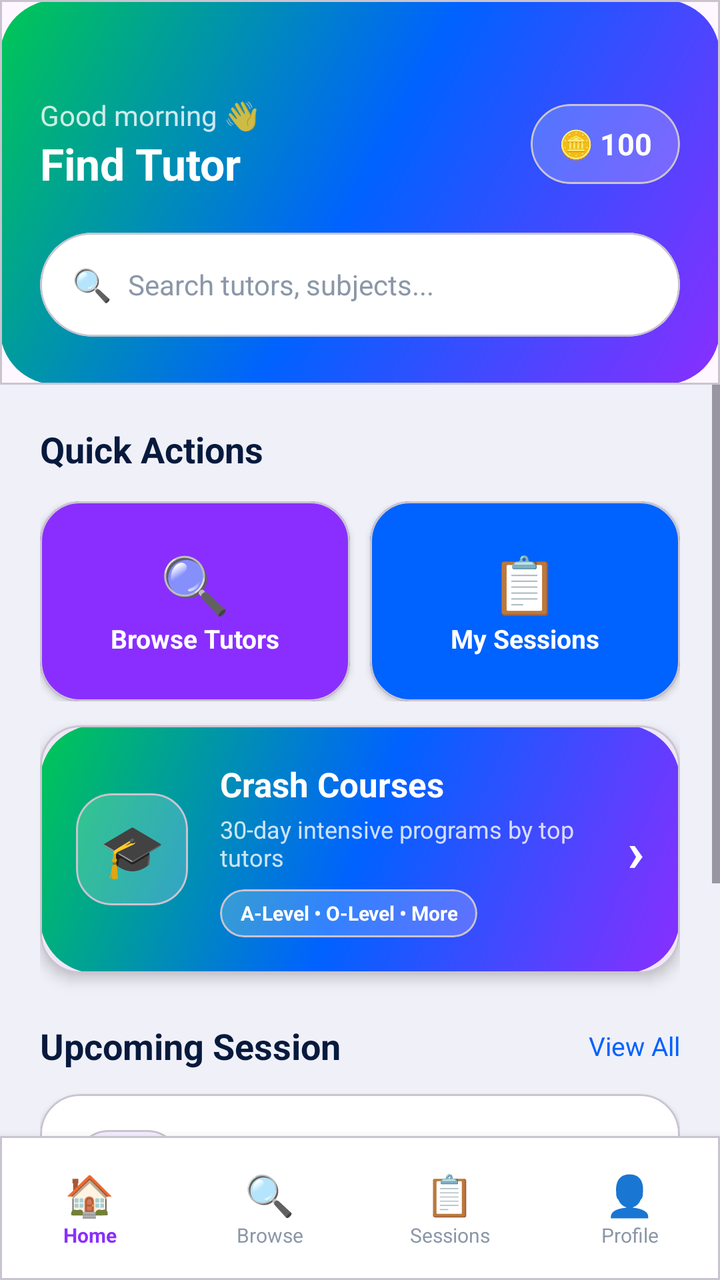
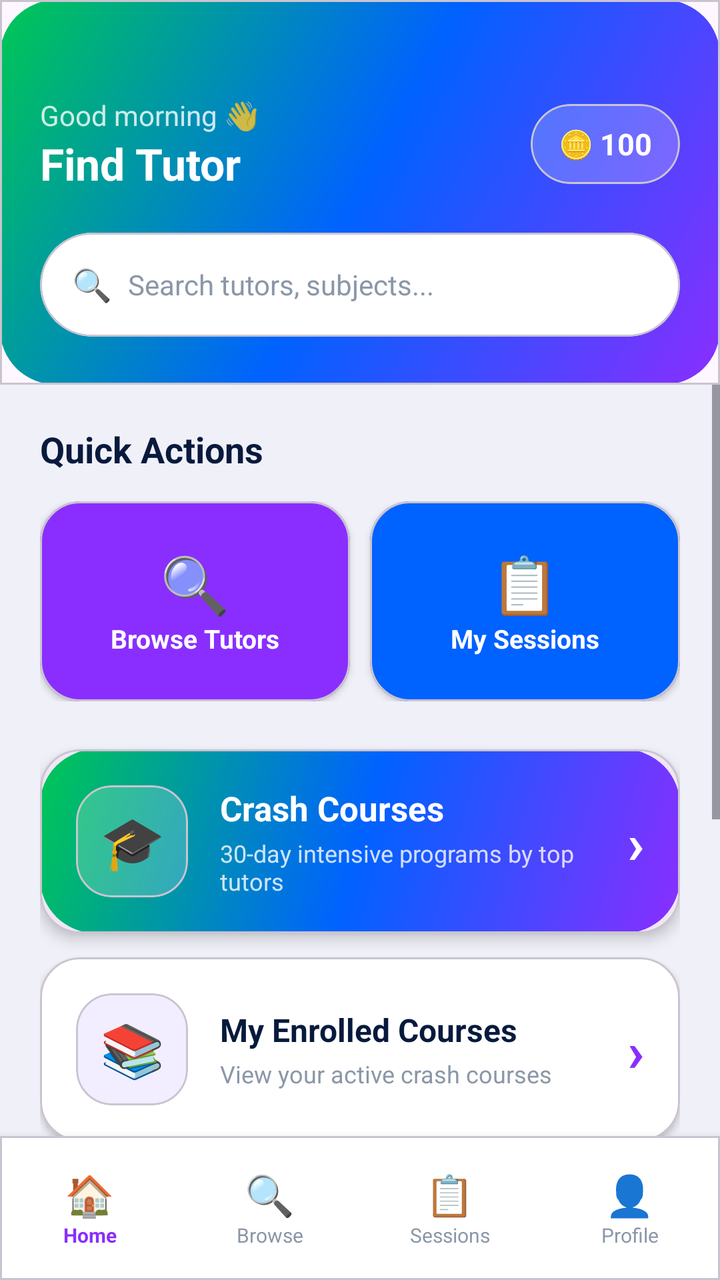

An Android layout rendered at two revisions. The XML below is the earlier revision; the diff shows what the commit changed to produce the second picture.
<!-- AndroidManifest.xml: application theme Theme.PeerTutoringApollo -->
<!-- res/layout/activity_home.xml -->
<?xml version="1.0" encoding="utf-8"?>
<LinearLayout xmlns:android="http://schemas.android.com/apk/res/android"
    xmlns:app="http://schemas.android.com/apk/res-auto"
    android:layout_width="match_parent"
    android:layout_height="match_parent"
    android:orientation="vertical"
    android:background="#F0F0F8">

    
    <com.google.android.material.card.MaterialCardView
        android:layout_width="match_parent" android:layout_height="wrap_content"
        app:cardCornerRadius="0dp" app:cardElevation="0dp">
        <LinearLayout android:layout_width="match_parent" android:layout_height="wrap_content"
            android:background="@drawable/bg_button_gradient" android:orientation="vertical"
            android:paddingTop="48dp" android:paddingBottom="24dp" android:paddingHorizontal="20dp">

            <LinearLayout android:layout_width="match_parent" android:layout_height="wrap_content"
                android:orientation="horizontal" android:gravity="center_vertical"
                android:layout_marginBottom="20dp">
                <LinearLayout android:layout_width="0dp" android:layout_height="wrap_content"
                    android:layout_weight="1" android:orientation="vertical">
                    <TextView android:id="@+id/tvGreeting"
                        android:layout_width="wrap_content" android:layout_height="wrap_content"
                        android:text="Good morning 👋" android:textColor="#CCFFFFFF" android:textSize="14sp"/>
                    <TextView android:id="@+id/tvUserName"
                        android:layout_width="wrap_content" android:layout_height="wrap_content"
                        android:text="Find Tutor" android:textColor="#FFFFFF"
                        android:textSize="22sp" android:textStyle="bold"/>
                </LinearLayout>
                
                <com.google.android.material.card.MaterialCardView
                    android:id="@+id/chipTokenBalance"
                    android:layout_width="wrap_content" android:layout_height="40dp"
                    app:cardCornerRadius="20dp" app:cardBackgroundColor="#33FFFFFF" app:cardElevation="0dp"
                    android:clickable="true" android:focusable="true">
                    <LinearLayout android:layout_width="wrap_content" android:layout_height="match_parent"
                        android:orientation="horizontal" android:gravity="center_vertical"
                        android:paddingHorizontal="14dp">
                        <TextView android:layout_width="wrap_content" android:layout_height="wrap_content"
                            android:text="🪙 " android:textSize="14sp"/>
                        <TextView android:id="@+id/tvTokenBalance"
                            android:layout_width="wrap_content" android:layout_height="wrap_content"
                            android:text="100" android:textColor="#FFFFFF"
                            android:textSize="15sp" android:textStyle="bold"/>
                    </LinearLayout>
                </com.google.android.material.card.MaterialCardView>
            </LinearLayout>

            
            <com.google.android.material.card.MaterialCardView
                android:layout_width="match_parent" android:layout_height="52dp"
                app:cardCornerRadius="26dp" app:cardBackgroundColor="#FFFFFF" app:cardElevation="0dp">
                <LinearLayout android:layout_width="match_parent" android:layout_height="match_parent"
                    android:orientation="horizontal" android:gravity="center_vertical"
                    android:paddingHorizontal="16dp">
                    <TextView android:layout_width="wrap_content" android:layout_height="wrap_content"
                        android:text="🔍  " android:textSize="16sp"/>
                    <TextView android:id="@+id/tvSearchHint"
                        android:layout_width="0dp" android:layout_height="wrap_content"
                        android:layout_weight="1" android:text="Search tutors, subjects..."
                        android:textColor="#8B97A8" android:textSize="14sp"
                        android:clickable="true" android:focusable="true"/>
                </LinearLayout>
            </com.google.android.material.card.MaterialCardView>
        </LinearLayout>
    </com.google.android.material.card.MaterialCardView>

    <ScrollView android:layout_width="match_parent" android:layout_height="0dp"
        android:layout_weight="1">
        <LinearLayout android:layout_width="match_parent" android:layout_height="wrap_content"
            android:orientation="vertical" android:padding="20dp">

            
            <TextView android:layout_width="wrap_content" android:layout_height="wrap_content"
                android:text="Quick Actions" android:textColor="#071A3D"
                android:textSize="18sp" android:textStyle="bold" android:layout_marginBottom="14dp"/>

            
            <LinearLayout android:layout_width="match_parent" android:layout_height="wrap_content"
                android:orientation="horizontal" android:layout_marginBottom="12dp">

                <com.google.android.material.card.MaterialCardView
                    android:id="@+id/cardBrowseTutors"
                    android:layout_width="0dp" android:layout_height="100dp" android:layout_weight="1"
                    android:layout_marginEnd="10dp" android:clickable="true" android:focusable="true"
                    app:cardCornerRadius="20dp" app:cardBackgroundColor="#8A2EFF" app:cardElevation="2dp">
                    <LinearLayout android:layout_width="match_parent" android:layout_height="match_parent"
                        android:orientation="vertical" android:gravity="center" android:padding="14dp">
                        <TextView android:layout_width="wrap_content" android:layout_height="wrap_content"
                            android:text="🔍" android:textSize="28sp"/>
                        <TextView android:layout_width="wrap_content" android:layout_height="wrap_content"
                            android:text="Browse Tutors" android:textColor="#FFFFFF"
                            android:textSize="13sp" android:textStyle="bold" android:gravity="center"/>
                    </LinearLayout>
                </com.google.android.material.card.MaterialCardView>

                <com.google.android.material.card.MaterialCardView
                    android:id="@+id/cardMyRequests"
                    android:layout_width="0dp" android:layout_height="100dp" android:layout_weight="1"
                    android:clickable="true" android:focusable="true"
                    app:cardCornerRadius="20dp" app:cardBackgroundColor="#0062FF" app:cardElevation="2dp">
                    <LinearLayout android:layout_width="match_parent" android:layout_height="match_parent"
                        android:orientation="vertical" android:gravity="center" android:padding="14dp">
                        <TextView android:layout_width="wrap_content" android:layout_height="wrap_content"
                            android:text="📋" android:textSize="28sp"/>
                        <TextView android:layout_width="wrap_content" android:layout_height="wrap_content"
                            android:text="My Sessions" android:textColor="#FFFFFF"
                            android:textSize="13sp" android:textStyle="bold" android:gravity="center"/>
                    </LinearLayout>
                </com.google.android.material.card.MaterialCardView>
            </LinearLayout>

            
            <com.google.android.material.card.MaterialCardView
                android:id="@+id/cardCrashCourses"
                android:layout_width="match_parent"
                android:layout_height="wrap_content"
                android:layout_marginBottom="24dp"
                android:clickable="true"
                android:focusable="true"
                app:cardCornerRadius="20dp"
                app:cardElevation="4dp">

                
                <LinearLayout
                    android:layout_width="match_parent"
                    android:layout_height="wrap_content"
                    android:orientation="horizontal"
                    android:gravity="center_vertical"
                    android:padding="18dp"
                    android:background="@drawable/bg_button_gradient">

                    
                    <com.google.android.material.card.MaterialCardView
                        android:layout_width="56dp"
                        android:layout_height="56dp"
                        android:layout_marginEnd="16dp"
                        app:cardCornerRadius="18dp"
                        app:cardBackgroundColor="#33FFFFFF"
                        app:cardElevation="0dp">
                        <TextView
                            android:layout_width="match_parent"
                            android:layout_height="match_parent"
                            android:gravity="center"
                            android:text="🎓"
                            android:textSize="26sp"/>
                    </com.google.android.material.card.MaterialCardView>

                    
                    <LinearLayout
                        android:layout_width="0dp"
                        android:layout_height="wrap_content"
                        android:layout_weight="1"
                        android:orientation="vertical">
                        <TextView
                            android:layout_width="wrap_content"
                            android:layout_height="wrap_content"
                            android:text="Crash Courses"
                            android:textColor="#FFFFFF"
                            android:textSize="17sp"
                            android:textStyle="bold"/>
                        <TextView
                            android:layout_width="wrap_content"
                            android:layout_height="wrap_content"
                            android:text="30-day intensive programs by top tutors"
                            android:textColor="#CCFFFFFF"
                            android:textSize="12sp"
                            android:layout_marginTop="3dp"/>
                        
                        <com.google.android.material.card.MaterialCardView
                            android:layout_width="wrap_content"
                            android:layout_height="24dp"
                            android:layout_marginTop="8dp"
                            app:cardCornerRadius="12dp"
                            app:cardBackgroundColor="#33FFFFFF"
                            app:cardElevation="0dp">
                            <TextView
                                android:layout_width="wrap_content"
                                android:layout_height="match_parent"
                                android:gravity="center"
                                android:paddingHorizontal="10dp"
                                android:text="A-Level • O-Level • More"
                                android:textColor="#FFFFFF"
                                android:textSize="10sp"
                                android:textStyle="bold"/>
                        </com.google.android.material.card.MaterialCardView>
                    </LinearLayout>

                    
                    <TextView
                        android:layout_width="wrap_content"
                        android:layout_height="wrap_content"
                        android:text="›"
                        android:textColor="#FFFFFF"
                        android:textSize="28sp"
                        android:textStyle="bold"
                        android:layout_marginStart="8dp"/>
                </LinearLayout>
            </com.google.android.material.card.MaterialCardView>

            
            <LinearLayout android:layout_width="match_parent" android:layout_height="wrap_content"
                android:orientation="horizontal" android:gravity="center_vertical"
                android:layout_marginBottom="12dp">
                <TextView android:layout_width="0dp" android:layout_height="wrap_content"
                    android:layout_weight="1" android:text="Upcoming Session"
                    android:textColor="#071A3D" android:textSize="18sp" android:textStyle="bold"/>
                <TextView android:id="@+id/tvViewAll"
                    android:layout_width="wrap_content" android:layout_height="wrap_content"
                    android:text="View All" android:textColor="#0062FF" android:textSize="13sp"
                    android:clickable="true" android:focusable="true"/>
            </LinearLayout>

            <com.google.android.material.card.MaterialCardView
                android:id="@+id/cardUpcomingSession"
                android:layout_width="match_parent" android:layout_height="wrap_content"
                android:layout_marginBottom="24dp"
                app:cardCornerRadius="20dp" app:cardBackgroundColor="#FFFFFF" app:cardElevation="2dp">
                <LinearLayout android:layout_width="match_parent" android:layout_height="wrap_content"
                    android:orientation="horizontal" android:gravity="center_vertical" android:padding="18dp">
                    <com.google.android.material.card.MaterialCardView
                        android:layout_width="52dp" android:layout_height="52dp"
                        android:layout_marginEnd="14dp"
                        app:cardCornerRadius="16dp" app:cardBackgroundColor="#F3EEFF" app:cardElevation="0dp">
                        <TextView android:layout_width="match_parent" android:layout_height="match_parent"
                            android:gravity="center" android:text="📚" android:textSize="22sp"/>
                    </com.google.android.material.card.MaterialCardView>
                    <LinearLayout android:layout_width="0dp" android:layout_height="wrap_content"
                        android:layout_weight="1" android:orientation="vertical">
                        <TextView android:id="@+id/tvUpcomingSubject"
                            android:layout_width="wrap_content" android:layout_height="wrap_content"
                            android:text="No upcoming sessions" android:textColor="#071A3D"
                            android:textSize="15sp" android:textStyle="bold"/>
                        <TextView android:id="@+id/tvUpcomingTime"
                            android:layout_width="wrap_content" android:layout_height="wrap_content"
                            android:text="Book a session to get started"
                            android:textColor="#8B97A8" android:textSize="12sp"/>
                    </LinearLayout>
                </LinearLayout>
            </com.google.android.material.card.MaterialCardView>

            
            <com.google.android.material.card.MaterialCardView
                android:id="@+id/cardBuyTokens"
                android:layout_width="match_parent" android:layout_height="wrap_content"
                android:clickable="true" android:focusable="true"
                app:cardCornerRadius="20dp" app:cardBackgroundColor="@null" app:cardElevation="0dp">
                <View android:layout_width="match_parent" android:layout_height="match_parent"
                    android:background="@drawable/bg_button_gradient"/>
                <LinearLayout android:layout_width="match_parent" android:layout_height="wrap_content"
                    android:orientation="horizontal" android:gravity="center_vertical" android:padding="18dp">
                    <LinearLayout android:layout_width="0dp" android:layout_height="wrap_content"
                        android:layout_weight="1" android:orientation="vertical">
                        <TextView android:layout_width="wrap_content" android:layout_height="wrap_content"
                            android:text="Need more tokens?" android:textColor="#FFFFFF"
                            android:textSize="16sp" android:textStyle="bold"/>
                        <TextView android:layout_width="wrap_content" android:layout_height="wrap_content"
                            android:text="10 tokens = $1 • Buy now" android:textColor="#CCFFFFFF" android:textSize="13sp"/>
                    </LinearLayout>
                    <TextView android:layout_width="wrap_content" android:layout_height="wrap_content"
                        android:text="🪙" android:textSize="32sp"/>
                </LinearLayout>
            </com.google.android.material.card.MaterialCardView>

        </LinearLayout>
    </ScrollView>

    
    <com.google.android.material.card.MaterialCardView
        android:layout_width="match_parent" android:layout_height="72dp"
        app:cardCornerRadius="0dp" app:cardBackgroundColor="#FFFFFF" app:cardElevation="8dp">
        <LinearLayout android:layout_width="match_parent" android:layout_height="match_parent"
            android:orientation="horizontal">
            <LinearLayout android:id="@+id/navHome"
                android:layout_width="0dp" android:layout_height="match_parent" android:layout_weight="1"
                android:orientation="vertical" android:gravity="center"
                android:clickable="true" android:focusable="true">
                <TextView android:layout_width="wrap_content" android:layout_height="wrap_content"
                    android:text="🏠" android:textSize="20sp" android:gravity="center"/>
                <TextView android:layout_width="wrap_content" android:layout_height="wrap_content"
                    android:text="Home" android:textSize="10sp" android:textColor="#8A2EFF"
                    android:textStyle="bold"/>
            </LinearLayout>
            <LinearLayout android:id="@+id/navBrowse"
                android:layout_width="0dp" android:layout_height="match_parent" android:layout_weight="1"
                android:orientation="vertical" android:gravity="center"
                android:clickable="true" android:focusable="true">
                <TextView android:layout_width="wrap_content" android:layout_height="wrap_content"
                    android:text="🔍" android:textSize="20sp" android:gravity="center"/>
                <TextView android:layout_width="wrap_content" android:layout_height="wrap_content"
                    android:text="Browse" android:textSize="10sp" android:textColor="#8B97A8"/>
            </LinearLayout>
            <LinearLayout android:id="@+id/navMessages"
                android:layout_width="0dp" android:layout_height="match_parent" android:layout_weight="1"
                android:orientation="vertical" android:gravity="center"
                android:clickable="true" android:focusable="true">
                <TextView android:layout_width="wrap_content" android:layout_height="wrap_content"
                    android:text="📋" android:textSize="20sp" android:gravity="center"/>
                <TextView android:layout_width="wrap_content" android:layout_height="wrap_content"
                    android:text="Sessions" android:textSize="10sp" android:textColor="#8B97A8"/>
            </LinearLayout>
            <LinearLayout android:id="@+id/navProfile"
                android:layout_width="0dp" android:layout_height="match_parent" android:layout_weight="1"
                android:orientation="vertical" android:gravity="center"
                android:clickable="true" android:focusable="true">
                <TextView android:layout_width="wrap_content" android:layout_height="wrap_content"
                    android:text="👤" android:textSize="20sp" android:gravity="center"/>
                <TextView android:layout_width="wrap_content" android:layout_height="wrap_content"
                    android:text="Profile" android:textSize="10sp" android:textColor="#8B97A8"/>
            </LinearLayout>
        </LinearLayout>
    </com.google.android.material.card.MaterialCardView>

</LinearLayout>
<!-- resources referenced by this layout -->
<resources>
  <!-- drawable bg_button_gradient (drawable) -->
  <?xml version="1.0" encoding="utf-8"?>
  <shape xmlns:android="http://schemas.android.com/apk/res/android">
      <gradient
          android:startColor="#8A2EFF"
          android:centerColor="#0062FF"
          android:endColor="#00C853"
          android:angle="135" />
      <corners android:radius="28dp" />
  </shape>
  <style name="Theme.PeerTutoringApollo" parent="Base.Theme.PeerTutoringApollo" />
  <style name="Base.Theme.PeerTutoringApollo" parent="Theme.Material3.Light.NoActionBar">
          
          
      </style>
</resources>

<!-- the commit's change to res/layout/activity_home.xml (unified diff, before → after) -->
@@ -27,7 +27,6 @@
                         android:text="Find Tutor" android:textColor="#FFFFFF"
                         android:textSize="22sp" android:textStyle="bold"/>
                 </LinearLayout>
-                
                 <com.google.android.material.card.MaterialCardView
                     android:id="@+id/chipTokenBalance"
                     android:layout_width="wrap_content" android:layout_height="40dp"
@@ -65,7 +64,11 @@
         </LinearLayout>
     </com.google.android.material.card.MaterialCardView>
 
-    <ScrollView android:layout_width="match_parent" android:layout_height="0dp"
+    
+    <ScrollView
+        android:id="@+id/scrollContent"
+        android:layout_width="match_parent"
+        android:layout_height="0dp"
         android:layout_weight="1">
         <LinearLayout android:layout_width="match_parent" android:layout_height="wrap_content"
             android:orientation="vertical" android:padding="20dp">
@@ -75,9 +78,8 @@
                 android:text="Quick Actions" android:textColor="#071A3D"
                 android:textSize="18sp" android:textStyle="bold" android:layout_marginBottom="14dp"/>
 
-            
             <LinearLayout android:layout_width="match_parent" android:layout_height="wrap_content"
-                android:orientation="horizontal" android:layout_marginBottom="12dp">
+                android:orientation="horizontal" android:layout_marginBottom="24dp">
 
                 <com.google.android.material.card.MaterialCardView
                     android:id="@+id/cardBrowseTutors"
@@ -110,91 +112,72 @@
                 </com.google.android.material.card.MaterialCardView>
             </LinearLayout>
 
+
             
             <com.google.android.material.card.MaterialCardView
                 android:id="@+id/cardCrashCourses"
                 android:layout_width="match_parent"
                 android:layout_height="wrap_content"
+                android:layout_marginBottom="12dp"
+                android:clickable="true" android:focusable="true"
+                app:cardCornerRadius="20dp" app:cardElevation="4dp">
+                <LinearLayout android:layout_width="match_parent" android:layout_height="wrap_content"
+                    android:orientation="horizontal" android:gravity="center_vertical"
+                    android:padding="18dp" android:background="@drawable/bg_button_gradient">
+                    <com.google.android.material.card.MaterialCardView
+                        android:layout_width="56dp" android:layout_height="56dp"
+                        android:layout_marginEnd="16dp" app:cardCornerRadius="18dp"
+                        app:cardBackgroundColor="#33FFFFFF" app:cardElevation="0dp">
+                        <TextView android:layout_width="match_parent" android:layout_height="match_parent"
+                            android:gravity="center" android:text="🎓" android:textSize="26sp"/>
+                    </com.google.android.material.card.MaterialCardView>
+                    <LinearLayout android:layout_width="0dp" android:layout_height="wrap_content"
+                        android:layout_weight="1" android:orientation="vertical">
+                        <TextView android:layout_width="wrap_content" android:layout_height="wrap_content"
+                            android:text="Crash Courses" android:textColor="#FFFFFF"
+                            android:textSize="17sp" android:textStyle="bold"/>
+                        <TextView android:layout_width="wrap_content" android:layout_height="wrap_content"
+                            android:text="30-day intensive programs by top tutors"
+                            android:textColor="#CCFFFFFF" android:textSize="12sp"
+                            android:layout_marginTop="3dp"/>
+                    </LinearLayout>
+                    <TextView android:layout_width="wrap_content" android:layout_height="wrap_content"
+                        android:text="›" android:textColor="#FFFFFF" android:textSize="28sp"
+                        android:textStyle="bold" android:layout_marginStart="8dp"/>
+                </LinearLayout>
+            </com.google.android.material.card.MaterialCardView>
+
+            
+            <com.google.android.material.card.MaterialCardView
+                android:id="@+id/cardMyCourses"
+                android:layout_width="match_parent"
+                android:layout_height="wrap_content"
                 android:layout_marginBottom="24dp"
-                android:clickable="true"
-                android:focusable="true"
-                app:cardCornerRadius="20dp"
-                app:cardElevation="4dp">
-
-                
-                <LinearLayout
-                    android:layout_width="match_parent"
-                    android:layout_height="wrap_content"
-                    android:orientation="horizontal"
-                    android:gravity="center_vertical"
-                    android:padding="18dp"
-                    android:background="@drawable/bg_button_gradient">
-
-                    
+                android:clickable="true" android:focusable="true"
+                app:cardCornerRadius="20dp" app:cardBackgroundColor="#FFFFFF" app:cardElevation="2dp">
+                <LinearLayout android:layout_width="match_parent" android:layout_height="wrap_content"
+                    android:orientation="horizontal" android:gravity="center_vertical"
+                    android:padding="18dp">
                     <com.google.android.material.card.MaterialCardView
-                        android:layout_width="56dp"
-                        android:layout_height="56dp"
-                        android:layout_marginEnd="16dp"
-                        app:cardCornerRadius="18dp"
-                        app:cardBackgroundColor="#33FFFFFF"
-                        app:cardElevation="0dp">
-                        <TextView
-                            android:layout_width="match_parent"
-                            android:layout_height="match_parent"
-                            android:gravity="center"
-                            android:text="🎓"
-                            android:textSize="26sp"/>
+                        android:layout_width="56dp" android:layout_height="56dp"
+                        android:layout_marginEnd="16dp" app:cardCornerRadius="18dp"
+                        app:cardBackgroundColor="#F3EEFF" app:cardElevation="0dp">
+                        <TextView android:layout_width="match_parent" android:layout_height="match_parent"
+                            android:gravity="center" android:text="📚" android:textSize="26sp"/>
                     </com.google.android.material.card.MaterialCardView>
-
-                    
-                    <LinearLayout
-                        android:layout_width="0dp"
-                        android:layout_height="wrap_content"
-                        android:layout_weight="1"
-                        android:orientation="vertical">
-                        <TextView
-                            android:layout_width="wrap_content"
-                            android:layout_height="wrap_content"
-                            android:text="Crash Courses"
-                            android:textColor="#FFFFFF"
-                            android:textSize="17sp"
-                            android:textStyle="bold"/>
-                        <TextView
-                            android:layout_width="wrap_content"
-                            android:layout_height="wrap_content"
-                            android:text="30-day intensive programs by top tutors"
-                            android:textColor="#CCFFFFFF"
-                            android:textSize="12sp"
+                    <LinearLayout android:layout_width="0dp" android:layout_height="wrap_content"
+                        android:layout_weight="1" android:orientation="vertical">
+                        <TextView android:layout_width="wrap_content" android:layout_height="wrap_content"
+                            android:text="My Enrolled Courses" android:textColor="#071A3D"
+                            android:textSize="16sp" android:textStyle="bold"/>
+                        <TextView android:layout_width="wrap_content" android:layout_height="wrap_content"
+                            android:text="View your active crash courses"
+                            android:textColor="#8B97A8" android:textSize="12sp"
                             android:layout_marginTop="3dp"/>
-                        
-                        <com.google.android.material.card.MaterialCardView
-                            android:layout_width="wrap_content"
-                            android:layout_height="24dp"
-                            android:layout_marginTop="8dp"
-                            app:cardCornerRadius="12dp"
-                            app:cardBackgroundColor="#33FFFFFF"
-                            app:cardElevation="0dp">
-                            <TextView
-                                android:layout_width="wrap_content"
-                                android:layout_height="match_parent"
-                                android:gravity="center"
-                                android:paddingHorizontal="10dp"
-                                android:text="A-Level • O-Level • More"
-                                android:textColor="#FFFFFF"
-                                android:textSize="10sp"
-                                android:textStyle="bold"/>
-                        </com.google.android.material.card.MaterialCardView>
-                    </LinearLayout>
-
-                    
-                    <TextView
-                        android:layout_width="wrap_content"
-                        android:layout_height="wrap_content"
-                        android:text="›"
-                        android:textColor="#FFFFFF"
-                        android:textSize="28sp"
-                        android:textStyle="bold"
-                        android:layout_marginStart="8dp"/>
+                    </LinearLayout>
+                    <TextView android:layout_width="wrap_content" android:layout_height="wrap_content"
+                        android:text="›" android:textColor="#8A2EFF" android:textSize="28sp"
+                        android:textStyle="bold" android:layout_marginStart="8dp"/>
                 </LinearLayout>
             </com.google.android.material.card.MaterialCardView>
 
@@ -261,12 +244,12 @@
                         android:text="🪙" android:textSize="32sp"/>
                 </LinearLayout>
             </com.google.android.material.card.MaterialCardView>
-
         </LinearLayout>
     </ScrollView>
 
     
     <com.google.android.material.card.MaterialCardView
+        android:id="@+id/bottomNav"
         android:layout_width="match_parent" android:layout_height="72dp"
         app:cardCornerRadius="0dp" app:cardBackgroundColor="#FFFFFF" app:cardElevation="8dp">
         <LinearLayout android:layout_width="match_parent" android:layout_height="match_parent"
